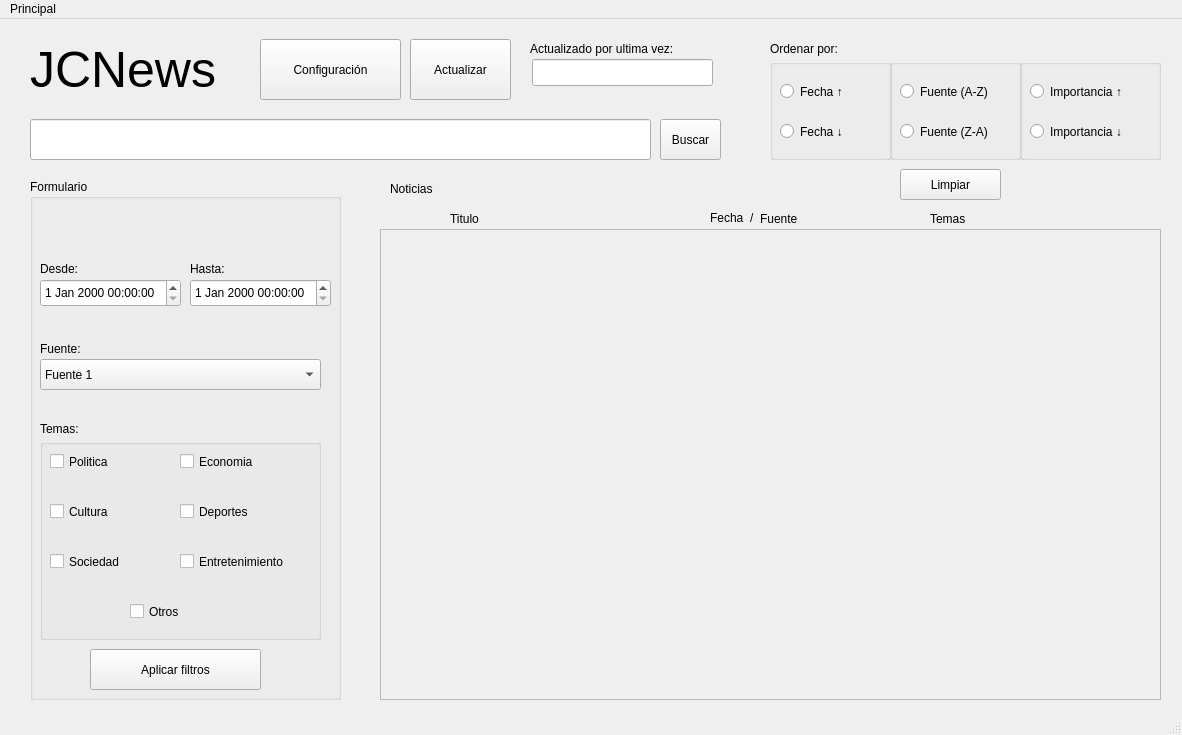
The window that JcNewsProject/mainwindow.ui (dev1d123/JcNews) describes before a commit, drawn with Qt 5.
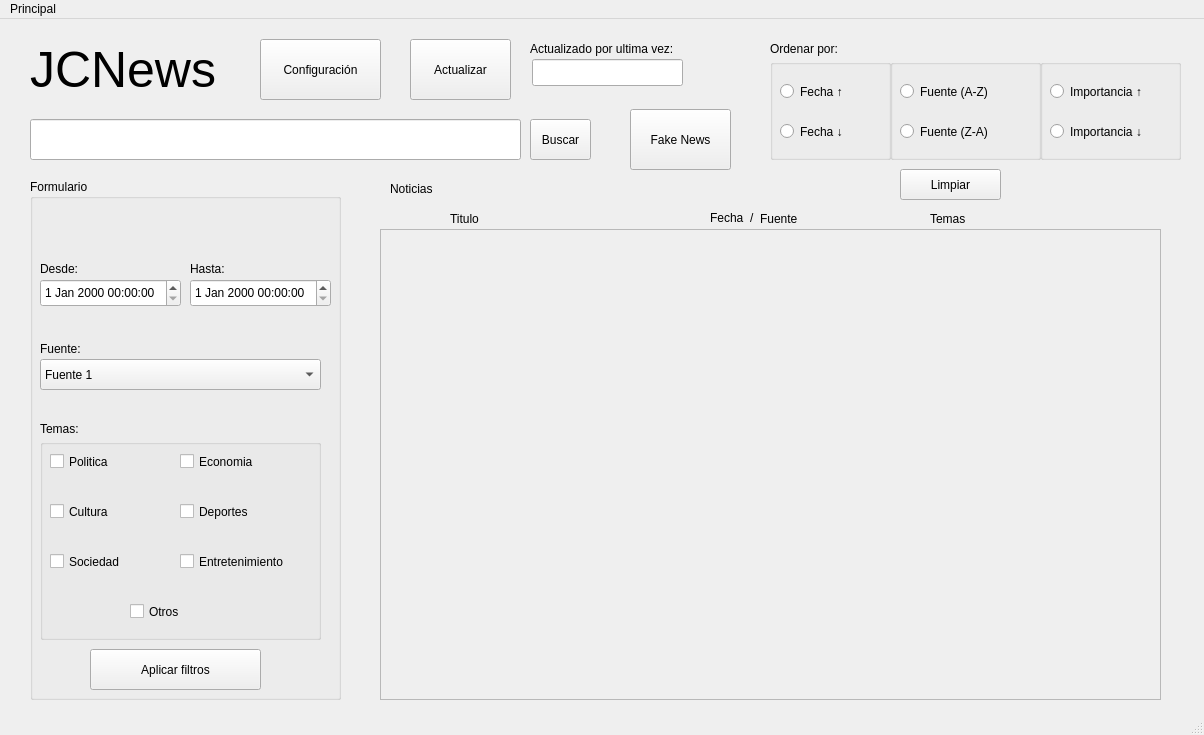
The same window after the commit.

Commit message: added fakeUpload button

Patch:
```diff
--- a/JcNewsProject/mainwindow.ui
+++ b/JcNewsProject/mainwindow.ui
@@ -6,7 +6,7 @@
    <rect>
     <x>0</x>
     <y>0</y>
-    <width>1182</width>
+    <width>1204</width>
     <height>735</height>
    </rect>
   </property>
@@ -264,7 +264,7 @@
      <rect>
       <x>30</x>
       <y>100</y>
-      <width>621</width>
+      <width>491</width>
       <height>41</height>
      </rect>
     </property>
@@ -272,7 +272,7 @@
    <widget class="QPushButton" name="buscarButton">
     <property name="geometry">
      <rect>
-      <x>660</x>
+      <x>530</x>
       <y>100</y>
       <width>61</width>
       <height>41</height>
@@ -287,7 +287,7 @@
      <rect>
       <x>260</x>
       <y>20</y>
-      <width>141</width>
+      <width>121</width>
       <height>61</height>
      </rect>
     </property>
@@ -326,7 +326,7 @@
      <rect>
       <x>532</x>
       <y>40</y>
-      <width>181</width>
+      <width>151</width>
       <height>27</height>
      </rect>
     </property>
@@ -388,7 +388,7 @@
      <rect>
       <x>890</x>
       <y>40</y>
-      <width>131</width>
+      <width>151</width>
       <height>101</height>
      </rect>
     </property>
@@ -425,7 +425,7 @@
    <widget class="QGroupBox" name="grupoImportancia">
     <property name="geometry">
      <rect>
-      <x>1020</x>
+      <x>1040</x>
       <y>40</y>
       <width>141</width>
       <height>101</height>
@@ -573,14 +573,27 @@
      <string>Limpiar</string>
     </property>
    </widget>
+   <widget class="QPushButton" name="fakeButton">
+    <property name="geometry">
+     <rect>
+      <x>630</x>
+      <y>90</y>
+      <width>101</width>
+      <height>61</height>
+     </rect>
+    </property>
+    <property name="text">
+     <string>Fake News</string>
+    </property>
+   </widget>
   </widget>
   <widget class="QMenuBar" name="menubar">
    <property name="geometry">
     <rect>
      <x>0</x>
      <y>0</y>
-     <width>1182</width>
-     <height>21</height>
+     <width>1204</width>
+     <height>24</height>
     </rect>
    </property>
    <widget class="QMenu" name="menuPrincipal">
```
The commit also changes 8 other files.
